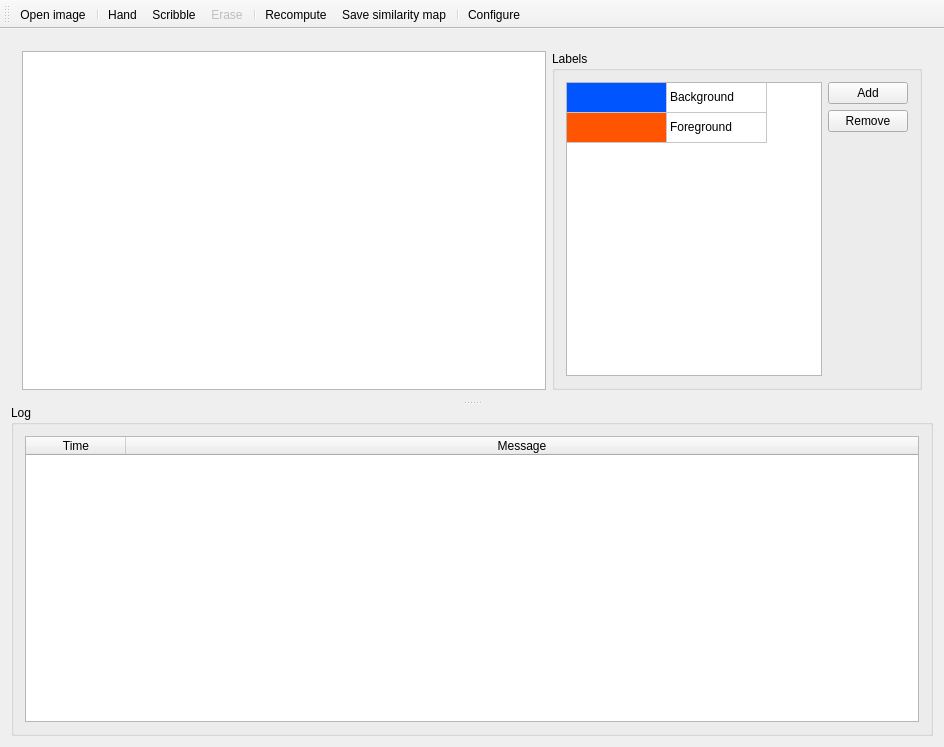
The window that ml_project_app/mainwindow.ui (alexshtf/MachineLearningCourseProject) describes before a commit, drawn with Qt 5.
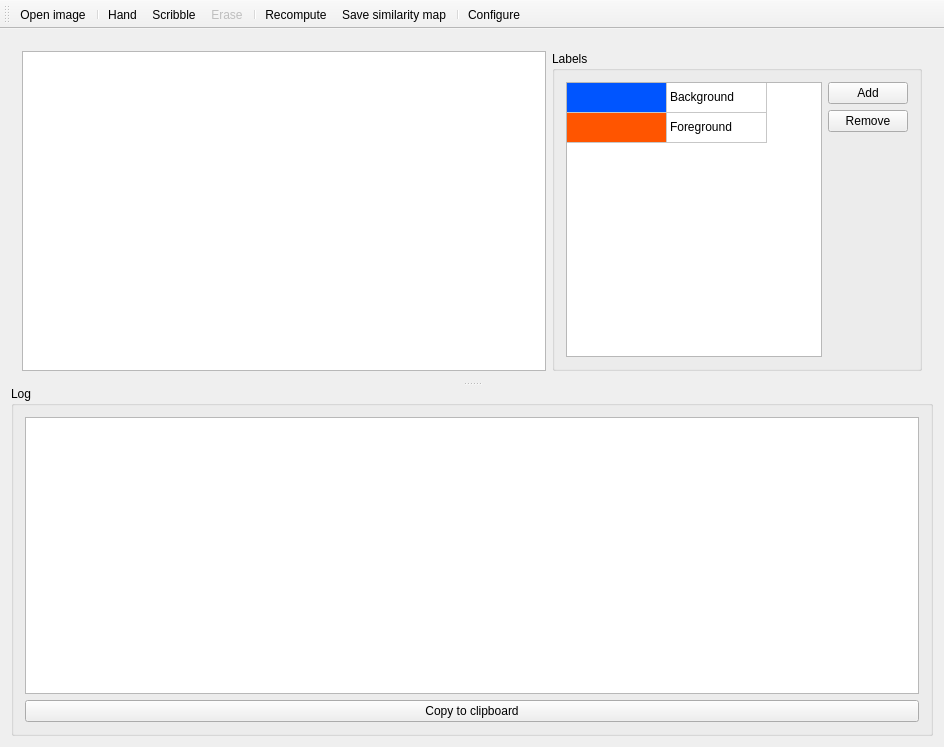
The same window after the commit.

Commit message: Added 'copy log' button, so that we can copy the log for later analysis.

Patch:
```diff
--- a/ml_project_app/mainwindow.ui
+++ b/ml_project_app/mainwindow.ui
@@ -226,7 +226,7 @@
            <number>2</number>
           </property>
           <attribute name="horizontalHeaderVisible">
-           <bool>true</bool>
+           <bool>false</bool>
           </attribute>
           <attribute name="horizontalHeaderHighlightSections">
            <bool>true</bool>
@@ -255,6 +255,13 @@
           </column>
          </widget>
         </item>
+        <item>
+         <widget class="QPushButton" name="copyLogToClipboard">
+          <property name="text">
+           <string>Copy to clipboard</string>
+          </property>
+         </widget>
+        </item>
        </layout>
       </widget>
      </widget>
```
The commit also changes 2 other files.
